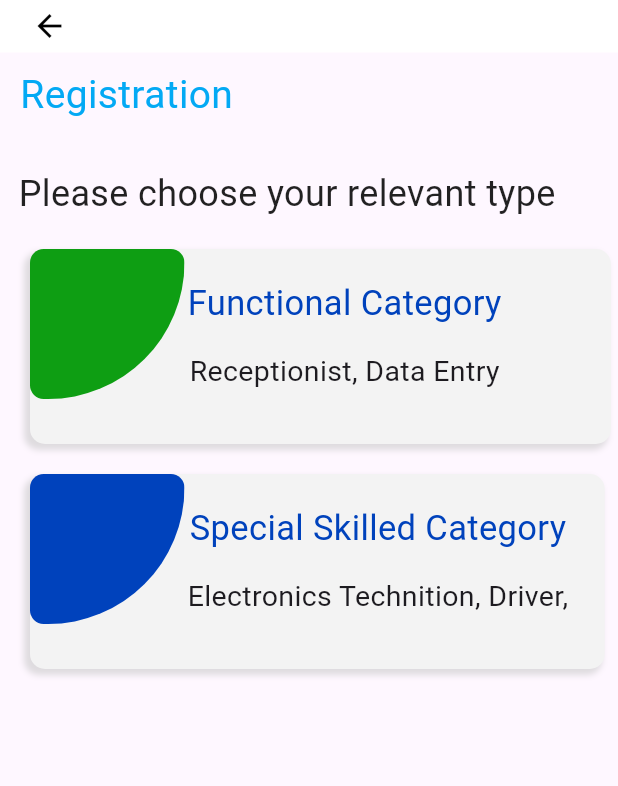
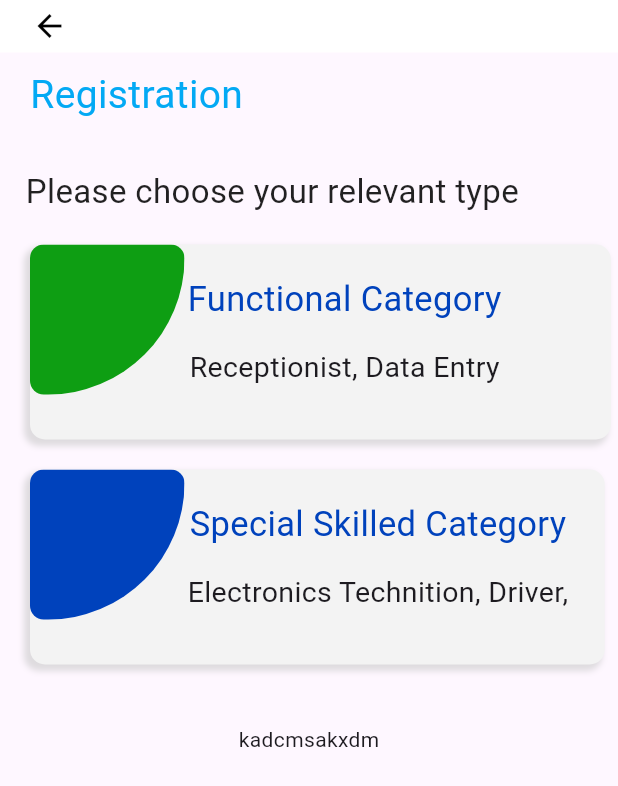
Before and after one commit to ArifHossain123/job_search, a Flutter app: the AppRegistration screen opened directly, on a phone screen of 412 x 824 dp. Shown: the top 786 px of the screen. Run offline on Flutter 3.47's test engine with Material 3 defaults, Android fonts, the phone set to English and light mode, and no system bars.

Commit message:
Photo add

```diff
--- a/lib/registration.dart
+++ b/lib/registration.dart
@@ -45,7 +45,7 @@ class _AppRegistrationState extends State<AppRegistration> {
               const Row(
                 children: [
                   Text(
-                    '  Registration',
+                    '   Registration',
                     style: TextStyle(
                       color: Colors.lightBlue,
                       fontSize: 26,
@@ -59,10 +59,10 @@ class _AppRegistrationState extends State<AppRegistration> {
               const Row(
                 children: <Widget>[
                   Text(
-                    '  Please choose your relevant type',
+                    '   Please choose your relevant type',
                     style: TextStyle(
                       color: Colors.black87,
-                      fontSize: 24,
+                      fontSize: 22,
                     ),
                   )
                 ],
@@ -250,6 +250,8 @@ class _AppRegistrationState extends State<AppRegistration> {
                       ),
                     ),
                   ),
+                  SizedBox(height: 40,),
+                  Container(child: Text('kadcmsakxdm'),)
                 ],
               ),
             ],
--- a/pubspec.yaml
+++ b/pubspec.yaml
@@ -59,8 +59,8 @@ flutter:
   uses-material-design: true
 
   # To add assets to your application, add an assets section, like this:
-  # assets:
-  #   - images/a_dot_burr.jpeg
+  assets:
+    - assets/images/communication1.jpg
   #   - images/a_dot_ham.jpeg
 
   # An image asset can refer to one or more resolution-specific "variants", see
```
Also changed, not shown: assets/images/communication1.jpg (added).
